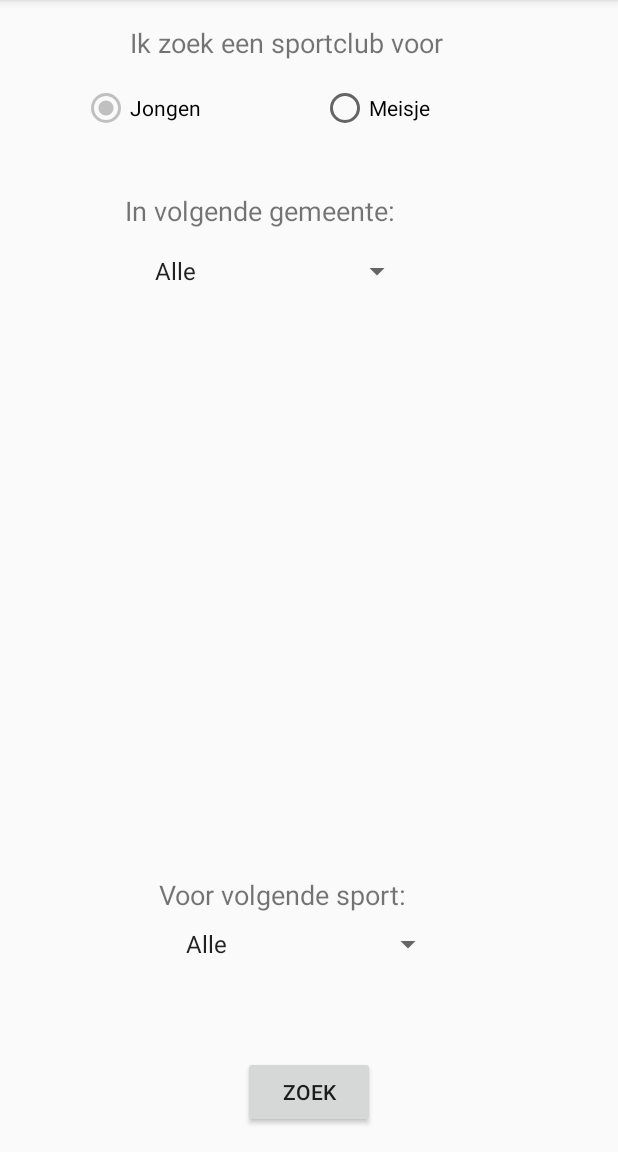
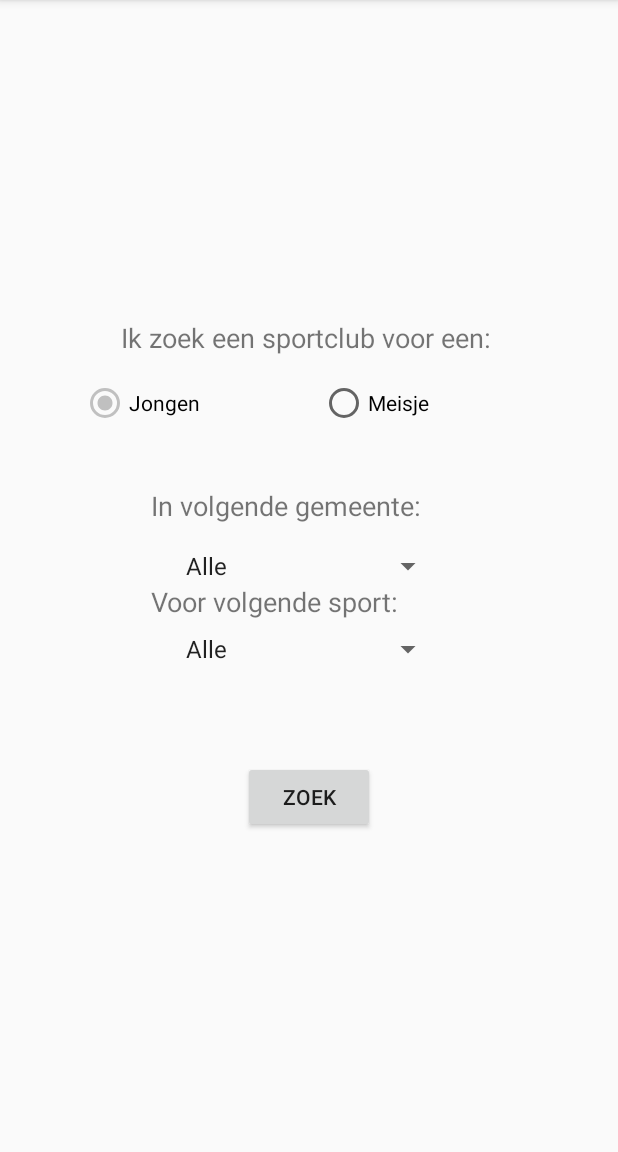
Before and after one commit to Beazar/AndroidLekkerLokaal, an Android app: the screen it shows after launch (MainActivity), after a tap on "Search", on a phone screen of 412 x 824 dp, the part 84-1236 px from its top. Run offline under Robolectric (Android 15) with nearby library versions, the phone set to English and light mode, and no system bars; our stand-ins replace Dagger/Hilt's generated code, Picasso, RxJava; libraries missing offline, so code that uses them is left out: com.orhanobut.logger; network calls fail; pictures from the network do not load; 3 statements that could not run were skipped.

Commit message:
Werkt op tablet

```diff
--- a/app/src/main/java/com/example/sanderbeazar/sportinaalst/MainActivity.kt
+++ b/app/src/main/java/com/example/sanderbeazar/sportinaalst/MainActivity.kt
@@ -20,11 +20,20 @@ class MainActivity : AppCompatActivity(),  SportclubLijstFragment.SportclubCallb
 
     override fun onOptionsItemSelected(item: MenuItem) = when (item.itemId) {
         R.id.action_search -> {
-            supportFragmentManager.beginTransaction()
-                    .replace(R.id.container_main, SearchFragmentFragment())
-                    .addToBackStack(null)
-                    .commit()
-            true
+            val sportclubDetailFragment = SportclubDetailFragment()
+            if(findViewById<View>(R.id.container_detail)==null) { //Smartphone
+                supportFragmentManager.beginTransaction()
+                        .replace(R.id.container_main, SearchFragmentFragment())
+                        .addToBackStack(null)
+                        .commit()
+                true
+            }else{
+                supportFragmentManager.beginTransaction()
+                        .replace(R.id.container_detail, SearchFragmentFragment())
+                        .addToBackStack(null)
+                        .commit()
+                true
+            }
         }
         R.id.action_lijst -> {
             supportFragmentManager.beginTransaction()
@@ -43,7 +52,7 @@ class MainActivity : AppCompatActivity(),  SportclubLijstFragment.SportclubCallb
 
     override fun onCreate(savedInstanceState: Bundle?) {
         super.onCreate(savedInstanceState)
-        setContentView(R.layout.activity_main)
+        setContentView(R.layout.activity_masterdetail)
 
         var fragment = supportFragmentManager.findFragmentById(R.id.container_main)
         if (fragment == null) {
@@ -51,10 +60,17 @@ class MainActivity : AppCompatActivity(),  SportclubLijstFragment.SportclubCallb
             supportFragmentManager.beginTransaction()
                     .add(R.id.container_main, fragment)
                     .commit()
+
+            if(findViewById<View>(R.id.container_detail)!=null){ //Smartphone
+                val searchFragment = SearchFragmentFragment()
+                supportFragmentManager.beginTransaction()
+                        .replace(R.id.container_detail, searchFragment)
+                        .addToBackStack(null)
+                        .commit()
         }
 
     }
-
+    }
     override fun OnSportclubSelected(item: Sportclub) {
         val sportclubDetailFragment = SportclubDetailFragment()
         if(findViewById<View>(R.id.container_detail)==null){ //Smartphone
--- a/app/src/main/java/com/example/sanderbeazar/sportinaalst/fragments/SportclubDetailFragment.kt
+++ b/app/src/main/java/com/example/sanderbeazar/sportinaalst/fragments/SportclubDetailFragment.kt
@@ -76,7 +76,7 @@ class SportclubDetailFragment : Fragment(), OnMapReadyCallback {
 
     fun addObject(sportclub:Sportclub){
         this.sportclub = sportclub
-        if(sportclub.email == null ||sportclub.email == ""){
+        if(sportclub.email == ""){
             this.btn_mail.visibility = View.INVISIBLE
         }
 
--- a/app/src/main/res/layout/sportclub_search_fragment.xml
+++ b/app/src/main/res/layout/sportclub_search_fragment.xml
@@ -6,32 +6,39 @@
     android:layout_width="match_parent"
     android:layout_height="match_parent">
 
-    <Spinner
-        android:id="@+id/spinner_postcode"
-        android:layout_width="180dp"
-        android:layout_height="23dp"
+
+    <ScrollView
+        android:layout_width="match_parent"
+        android:layout_height="match_parent"
+        app:layout_constraintBottom_toBottomOf="parent"
+        app:layout_constraintEnd_toEndOf="parent"
+        app:layout_constraintStart_toStartOf="parent"
+        app:layout_constraintTop_toTopOf="parent">
+
+        <LinearLayout
+            android:layout_width="match_parent"
+            android:layout_height="match_parent"
+            android:orientation="vertical"
+            android:layout_gravity="center"
+            android:gravity="center"
+           >
+
+
+            <TextView
+                android:id="@+id/textView"
+                android:layout_width="250dp"
+                android:layout_height="24dp"
                 android:layout_marginStart="8dp"
                 android:layout_marginLeft="8dp"
                 android:layout_marginTop="16dp"
                 android:layout_marginEnd="8dp"
                 android:layout_marginRight="8dp"
+                android:text="Ik zoek een sportclub voor een:"
+                android:textSize="18sp"
                 app:layout_constraintEnd_toEndOf="parent"
-        app:layout_constraintHorizontal_bias="0.404"
+                app:layout_constraintHorizontal_bias="0.503"
                 app:layout_constraintStart_toStartOf="parent"
-        app:layout_constraintTop_toBottomOf="@+id/textView2" />
-
-    <Spinner
-        android:id="@+id/spinner_sport"
-        android:layout_width="180dp"
-        android:layout_height="22dp"
-        android:layout_marginStart="8dp"
-        android:layout_marginLeft="8dp"
-        android:layout_marginEnd="8dp"
-        android:layout_marginRight="8dp"
-        android:layout_marginBottom="64dp"
-        app:layout_constraintBottom_toTopOf="@+id/btn_zoek"
-        app:layout_constraintEnd_toEndOf="parent"
-        app:layout_constraintStart_toStartOf="parent" />
+                app:layout_constraintTop_toTopOf="parent" />
 
             <RadioGroup
                 android:id="@+id/radioGeslacht"
@@ -79,54 +86,10 @@
                     app:layout_constraintStart_toStartOf="parent"
                     app:layout_constraintTop_toBottomOf="@+id/textView" />
             </RadioGroup>
-<!--
-    <CheckBox
-        android:id="@+id/checkBox_jongens"
-        android:layout_width="94dp"
-        android:layout_height="wrap_content"
-        android:layout_marginStart="8dp"
-        android:layout_marginLeft="8dp"
-        android:layout_marginTop="8dp"
-        android:layout_marginEnd="8dp"
-        android:layout_marginRight="8dp"
-        android:text="Jongen"
-        app:layout_constraintEnd_toEndOf="parent"
-        app:layout_constraintStart_toStartOf="parent"
-        app:layout_constraintTop_toBottomOf="@+id/textView" />
-
-    <CheckBox
-        android:id="@+id/checkBox_meisjes"
-        android:layout_width="95dp"
-        android:layout_height="wrap_content"
-        android:layout_marginStart="8dp"
-        android:layout_marginLeft="8dp"
-        android:layout_marginTop="8dp"
-        android:layout_marginEnd="8dp"
-        android:layout_marginRight="8dp"
-        android:text="Meisje"
-        app:layout_constraintEnd_toEndOf="parent"
-        app:layout_constraintStart_toStartOf="parent"
-        app:layout_constraintTop_toBottomOf="@+id/checkBox_jongens" />
--->
-    <TextView
-        android:id="@+id/textView"
-        android:layout_width="239dp"
-        android:layout_height="24dp"
-        android:layout_marginStart="8dp"
-        android:layout_marginLeft="8dp"
-        android:layout_marginTop="16dp"
-        android:layout_marginEnd="8dp"
-        android:layout_marginRight="8dp"
-        android:text="Ik zoek een sportclub voor een:"
-        android:textSize="18sp"
-        app:layout_constraintEnd_toEndOf="parent"
-        app:layout_constraintHorizontal_bias="0.503"
-        app:layout_constraintStart_toStartOf="parent"
-        app:layout_constraintTop_toTopOf="parent" />
 
             <TextView
                 android:id="@+id/textView2"
-        android:layout_width="200dp"
+                android:layout_width="210dp"
                 android:layout_height="wrap_content"
                 android:layout_marginStart="8dp"
                 android:layout_marginLeft="8dp"
@@ -140,10 +103,24 @@
                 app:layout_constraintStart_toStartOf="parent"
                 app:layout_constraintTop_toBottomOf="@+id/radioGeslacht" />
 
+            <Spinner
+                android:id="@+id/spinner_postcode"
+                android:layout_width="180dp"
+                android:layout_height="23dp"
+                android:layout_marginStart="8dp"
+                android:layout_marginLeft="8dp"
+                android:layout_marginTop="16dp"
+                android:layout_marginEnd="8dp"
+                android:layout_marginRight="8dp"
+                app:layout_constraintEnd_toEndOf="parent"
+                app:layout_constraintHorizontal_bias="0.404"
+                app:layout_constraintStart_toStartOf="parent"
+                app:layout_constraintTop_toBottomOf="@+id/textView2" />
+
             <TextView
                 android:id="@+id/textView3"
-        android:layout_width="200dp"
-        android:layout_height="26dp"
+                android:layout_width="210dp"
+                android:layout_height="wrap_content"
                 android:layout_marginStart="8dp"
                 android:layout_marginLeft="8dp"
                 android:layout_marginEnd="8dp"
@@ -152,6 +129,19 @@
                 android:text="Voor volgende sport:"
                 android:textSize="18sp"
                 app:layout_constraintBottom_toTopOf="@+id/spinner_sport"
+                app:layout_constraintEnd_toEndOf="parent"
+                app:layout_constraintStart_toStartOf="parent" />
+
+            <Spinner
+                android:id="@+id/spinner_sport"
+                android:layout_width="180dp"
+                android:layout_height="22dp"
+                android:layout_marginStart="8dp"
+                android:layout_marginLeft="8dp"
+                android:layout_marginEnd="8dp"
+                android:layout_marginRight="8dp"
+                android:layout_marginBottom="64dp"
+                app:layout_constraintBottom_toTopOf="@+id/btn_zoek"
                 app:layout_constraintEnd_toEndOf="parent"
                 app:layout_constraintStart_toStartOf="parent" />
 
@@ -168,4 +158,6 @@
                 app:layout_constraintBottom_toBottomOf="parent"
                 app:layout_constraintEnd_toEndOf="parent"
                 app:layout_constraintStart_toStartOf="parent" />
+        </LinearLayout>
+    </ScrollView>
 </android.support.constraint.ConstraintLayout>
```
Also changed, not shown: app/src/main/res/layout/activity_main_dualpane.xml (+28 -11 lines), 1 other file. Lines whose indentation alone changed are shown as unchanged.
